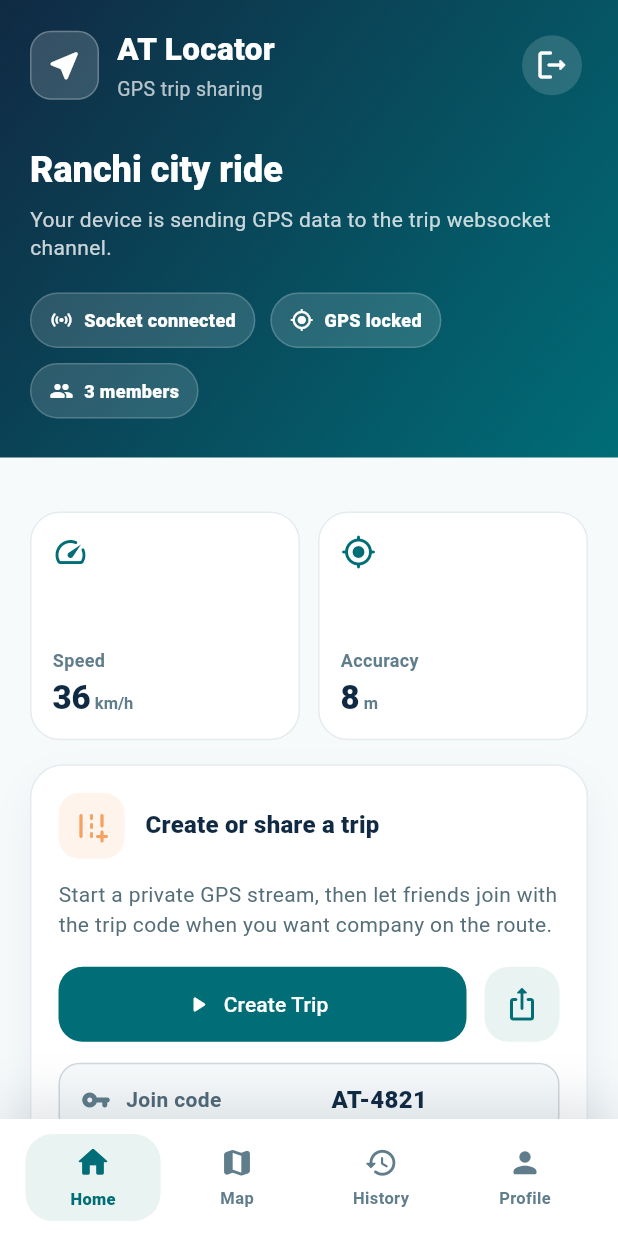
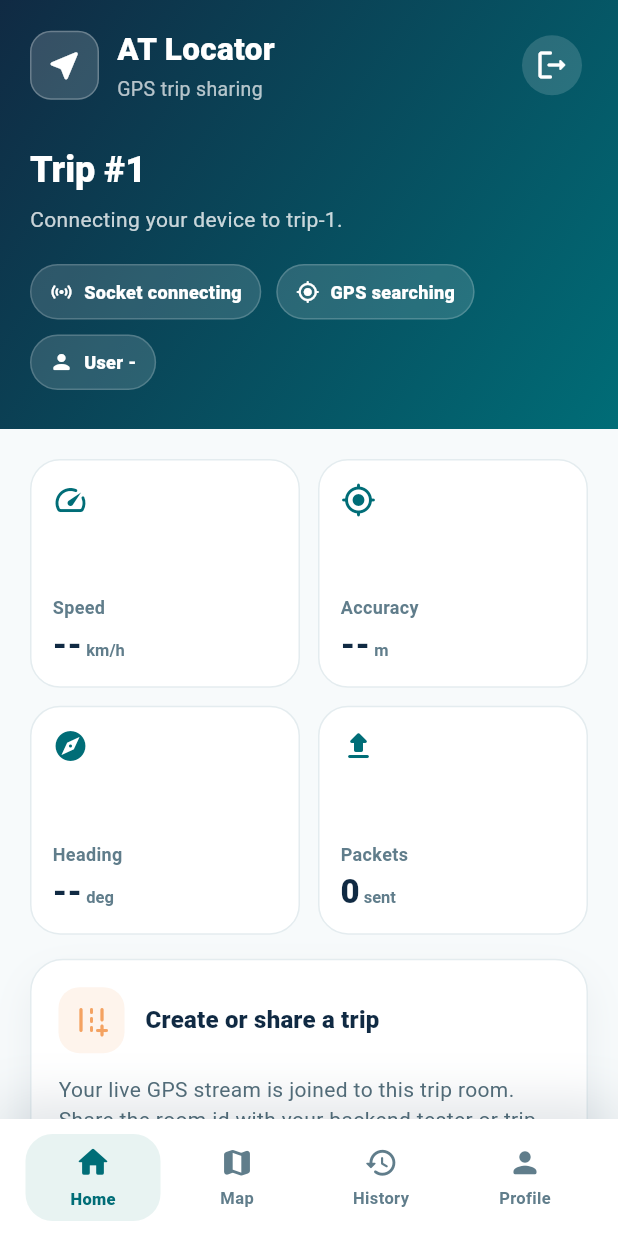
Before and after one commit to anighost1/at-locator-flutter, a Flutter app: the HomeScreen screen opened by its route, on a phone screen of 412 x 824 dp. Run offline on Flutter 3.47's test engine with Material 3 defaults, Android fonts, the phone set to English and light mode, and no system bars; our stand-ins replace flutter_map, flutter_secure_storage, geolocator, go_router, latlong2, socket_io_client; missing offline and left inert: flutter_map_animations; accounts and stored records are empty.

Commit message:
real home screen data instead of static ones

```diff
--- a/lib/features/home/presentation/home_screen.dart
+++ b/lib/features/home/presentation/home_screen.dart
@@ -8,24 +8,27 @@ import 'package:atlocator/features/location/location_socket_service.dart';
 class HomeScreen extends StatelessWidget {
   const HomeScreen({super.key});
 
-  static const _tripMembers = [
-    _TripMember("Arun", "Driver", "Live", Color(0xff2A9D8F)),
-    _TripMember("Meera", "Friend", "2 min ago", Color(0xffF4A261)),
-    _TripMember("Nikhil", "Friend", "Invited", Color(0xff8D99AE)),
+  @override
+  Widget build(BuildContext context) {
+    return ValueListenableBuilder<LocationSocketSnapshot>(
+      valueListenable: LocationSocketService.instance.snapshotNotifier,
+      builder: (context, snapshot, _) {
+        final members = [
+          _TripMember(
+            "User #${snapshot.userId ?? AuthSession.userId ?? "-"}",
+            "Current device",
+            snapshot.isConnected ? "Live" : "Offline",
+            snapshot.isConnected
+                ? const Color(0xff2A9D8F)
+                : const Color(0xff8D99AE),
+          ),
         ];
 
-  static const _packets = [
-    _GpsPacket("23.344315", "85.309562", "32 km/h", "Now"),
-    _GpsPacket("23.351220", "85.317184", "28 km/h", "1 min"),
-    _GpsPacket("23.360418", "85.325702", "24 km/h", "3 min"),
-  ];
-
-  @override
-  Widget build(BuildContext context) {
         return CustomScrollView(
           slivers: [
             SliverToBoxAdapter(
               child: _HomeHeader(
+                snapshot: snapshot,
                 onLogout: () async {
                   await LocationSocketService.instance.stop();
                   await AuthSession.clear();
@@ -38,26 +41,29 @@ class HomeScreen extends StatelessWidget {
               padding: const EdgeInsets.fromLTRB(20, 20, 20, 28),
               sliver: SliverList(
                 delegate: SliverChildListDelegate([
-              // const _ActiveTripCard(),
+                  _TelemetryGrid(snapshot: snapshot),
                   const SizedBox(height: 16),
-              const _TelemetryGrid(),
+                  _CreateTripPanel(snapshot: snapshot),
                   const SizedBox(height: 16),
-              const _CreateTripPanel(),
+                  _MembersPanel(members: members),
+                  if (snapshot.recentPackets.isNotEmpty) ...[
                     const SizedBox(height: 16),
-              _MembersPanel(members: _tripMembers),
-              const SizedBox(height: 16),
-              // _GpsPacketsPanel(packets: _packets),
+                    _GpsPacketsPanel(packets: snapshot.recentPackets),
+                  ],
                 ]),
               ),
             ),
           ],
         );
+      },
+    );
   }
 }
 
 class _HomeHeader extends StatelessWidget {
-  const _HomeHeader({required this.onLogout});
+  const _HomeHeader({required this.snapshot, required this.onLogout});
 
+  final LocationSocketSnapshot snapshot;
   final VoidCallback onLogout;
 
   @override
@@ -124,7 +130,7 @@ class _HomeHeader extends StatelessWidget {
           ),
           const SizedBox(height: 28),
           Text(
-            "Ranchi city ride",
+            "Trip #${snapshot.tripId}",
             style: Theme.of(context).textTheme.headlineSmall?.copyWith(
               color: Colors.white,
               fontWeight: FontWeight.w900,
@@ -132,7 +138,9 @@ class _HomeHeader extends StatelessWidget {
           ),
           const SizedBox(height: 8),
           Text(
-            "Your device is sending GPS data to the trip websocket channel.",
+            snapshot.isConnected
+                ? "Your device is sending GPS data to ${snapshot.roomId}."
+                : "Connecting your device to ${snapshot.roomId}.",
             style: TextStyle(
               color: Colors.white.withOpacity(.78),
               fontSize: 14,
@@ -143,13 +151,21 @@ class _HomeHeader extends StatelessWidget {
           Wrap(
             spacing: 10,
             runSpacing: 10,
-            children: const [
+            children: [
               _StatusPill(
                 icon: Icons.sensors_rounded,
-                label: "Socket connected",
+                label: snapshot.isConnected
+                    ? "Socket connected"
+                    : "Socket connecting",
               ),
-              _StatusPill(icon: Icons.gps_fixed_rounded, label: "GPS locked"),
-              _StatusPill(icon: Icons.group_rounded, label: "3 members"),
+              _StatusPill(
+                icon: Icons.gps_fixed_rounded,
+                label: snapshot.hasLocation ? "GPS locked" : "GPS searching",
+              ),
+              _StatusPill(
+                icon: Icons.person_rounded,
+                label: "User ${snapshot.userId ?? AuthSession.userId ?? "-"}",
+              ),
             ],
           ),
         ],
@@ -209,10 +225,14 @@ class _ActiveTripCard extends StatelessWidget {
 }
 
 class _TelemetryGrid extends StatelessWidget {
-  const _TelemetryGrid();
+  const _TelemetryGrid({required this.snapshot});
+
+  final LocationSocketSnapshot snapshot;
 
   @override
   Widget build(BuildContext context) {
+    final location = snapshot.latestLocation;
+
     return LayoutBuilder(
       builder: (context, constraints) {
         final crossAxisCount = constraints.maxWidth >= 720 ? 4 : 2;
@@ -223,31 +243,31 @@ class _TelemetryGrid extends StatelessWidget {
           shrinkWrap: true,
           physics: const NeverScrollableScrollPhysics(),
           childAspectRatio: 1.18,
-          children: const [
+          children: [
             _TelemetryCard(
               icon: Icons.speed_rounded,
               label: "Speed",
-              value: "36",
+              value: location?.speedKmh.toString() ?? "--",
               unit: "km/h",
             ),
             _TelemetryCard(
               icon: Icons.my_location_rounded,
               label: "Accuracy",
-              value: "8",
+              value: location?.accuracy.toString() ?? "--",
               unit: "m",
             ),
-            // _TelemetryCard(
-            //   icon: Icons.upload_rounded,
-            //   label: "Packets",
-            //   value: "1.2k",
-            //   unit: "sent",
-            // ),
-            // _TelemetryCard(
-            //   icon: Icons.battery_charging_full_rounded,
-            //   label: "Battery",
-            //   value: "82",
-            //   unit: "%",
-            // ),
+            _TelemetryCard(
+              icon: Icons.explore_rounded,
+              label: "Heading",
+              value: location?.heading.toString() ?? "--",
+              unit: "deg",
+            ),
+            _TelemetryCard(
+              icon: Icons.upload_rounded,
+              label: "Packets",
+              value: snapshot.recentPackets.length.toString(),
+              unit: "sent",
+            ),
           ],
         );
       },
@@ -256,7 +276,9 @@ class _TelemetryGrid extends StatelessWidget {
 }
 
 class _CreateTripPanel extends StatelessWidget {
-  const _CreateTripPanel();
+  const _CreateTripPanel({required this.snapshot});
+
+  final LocationSocketSnapshot snapshot;
 
   @override
   Widget build(BuildContext context) {
@@ -284,7 +306,7 @@ class _CreateTripPanel extends StatelessWidget {
           ),
           const SizedBox(height: 14),
           Text(
-            "Start a private GPS stream, then let friends join with the trip code when you want company on the route.",
+            "Your live GPS stream is joined to this trip room. Share the room id with your backend tester or trip members.",
             style: TextStyle(
               color: Colors.blueGrey.shade600,
               fontSize: 14,
@@ -360,7 +382,7 @@ class _CreateTripPanel extends StatelessWidget {
                 const SizedBox(width: 10),
                 const Expanded(
                   child: Text(
-                    "Join code",
+                    "Room id",
                     overflow: TextOverflow.ellipsis,
                     style: TextStyle(
                       color: Color(0xff526A78),
@@ -368,9 +390,9 @@ class _CreateTripPanel extends StatelessWidget {
                     ),
                   ),
                 ),
-                const Flexible(
+                Flexible(
                   child: Text(
-                    "AT-4821",
+                    snapshot.roomId,
                     textAlign: TextAlign.right,
                     overflow: TextOverflow.ellipsis,
                     style: TextStyle(
@@ -418,7 +440,7 @@ class _MembersPanel extends StatelessWidget {
 class _GpsPacketsPanel extends StatelessWidget {
   const _GpsPacketsPanel({required this.packets});
 
-  final List<_GpsPacket> packets;
+  final List<LocationTelemetry> packets;
 
   @override
   Widget build(BuildContext context) {
@@ -1062,7 +1084,7 @@ class _MemberRow extends StatelessWidget {
 class _PacketRow extends StatelessWidget {
   const _PacketRow({required this.packet});
 
-  final _GpsPacket packet;
+  final LocationTelemetry packet;
 
   @override
   Widget build(BuildContext context) {
@@ -1085,7 +1107,8 @@ class _PacketRow extends StatelessWidget {
               crossAxisAlignment: CrossAxisAlignment.start,
               children: [
                 Text(
-                  "${packet.latitude}, ${packet.longitude}",
+                  "${packet.latitude.toStringAsFixed(6)}, "
+                  "${packet.longitude.toStringAsFixed(6)}",
                   maxLines: 1,
                   overflow: TextOverflow.ellipsis,
                   style: const TextStyle(
@@ -1096,7 +1119,7 @@ class _PacketRow extends StatelessWidget {
                 ),
                 const SizedBox(height: 3),
                 Text(
-                  packet.speed,
+                  "${packet.speedKmh} km/h",
                   maxLines: 1,
                   overflow: TextOverflow.ellipsis,
                   style: TextStyle(
@@ -1111,7 +1134,7 @@ class _PacketRow extends StatelessWidget {
           ConstrainedBox(
             constraints: const BoxConstraints(maxWidth: 52),
             child: Text(
-              packet.time,
+              _timeLabel(packet.recordedAt),
               maxLines: 1,
               overflow: TextOverflow.ellipsis,
               style: TextStyle(
@@ -1125,6 +1148,16 @@ class _PacketRow extends StatelessWidget {
       ),
     );
   }
+
+  String _timeLabel(DateTime recordedAt) {
+    final age = DateTime.now().toUtc().difference(recordedAt);
+
+    if (age.inSeconds < 5) return "Now";
+    if (age.inSeconds < 60) return "${age.inSeconds}s";
+    if (age.inMinutes < 60) return "${age.inMinutes}m";
+
+    return "${age.inHours}h";
+  }
 }
 
 class _TripMember {
@@ -1135,12 +1168,3 @@ class _TripMember {
   final String status;
   final Color color;
 }
-
-class _GpsPacket {
-  const _GpsPacket(this.latitude, this.longitude, this.speed, this.time);
-
-  final String latitude;
-  final String longitude;
-  final String speed;
-  final String time;
-}
--- a/lib/features/location/location_socket_service.dart
+++ b/lib/features/location/location_socket_service.dart
@@ -1,5 +1,6 @@
 import 'dart:async';
 
+import 'package:flutter/foundation.dart';
 import 'package:geolocator/geolocator.dart';
 import 'package:socket_io_client/socket_io_client.dart' as io;
 
@@ -14,9 +15,15 @@ class LocationSocketService {
   io.Socket? _socket;
   StreamSubscription<Position>? _positionSubscription;
   bool _started = false;
+  LocationSocketSnapshot _snapshot = LocationSocketSnapshot.initial();
+
+  final ValueNotifier<LocationSocketSnapshot> snapshotNotifier = ValueNotifier(
+    LocationSocketSnapshot.initial(),
+  );
 
   bool get isStarted => _started;
   bool get isConnected => _socket?.connected ?? false;
+  LocationSocketSnapshot get snapshot => _snapshot;
 
   Future<void> start({
     int? userId,
@@ -29,6 +36,14 @@ class LocationSocketService {
     if (resolvedUserId == null) return;
 
     _started = true;
+    _updateSnapshot(
+      _snapshot.copyWith(
+        userId: resolvedUserId,
+        tripId: tripId,
+        roomId: roomId,
+        isStarted: true,
+      ),
+    );
     _connectSocket(roomId);
     await _startLocationUpdates(
       userId: resolvedUserId,
@@ -44,6 +59,7 @@ class LocationSocketService {
     _socket?.disconnect();
     _socket?.dispose();
     _socket = null;
+    _updateSnapshot(_snapshot.copyWith(isStarted: false, isConnected: false));
   }
 
   void _connectSocket(String roomId) {
@@ -59,8 +75,17 @@ class LocationSocketService {
 
     _socket = io.io(AppConfig.apiBaseUrl, options);
     _socket
-      ?..onConnect((_) => _joinRoom(roomId))
-      ..onReconnect((_) => _joinRoom(roomId))
+      ?..onConnect((_) {
+        _updateSnapshot(_snapshot.copyWith(isConnected: true));
+        _joinRoom(roomId);
+      })
+      ..onDisconnect((_) {
+        _updateSnapshot(_snapshot.copyWith(isConnected: false));
+      })
+      ..onReconnect((_) {
+        _updateSnapshot(_snapshot.copyWith(isConnected: true));
+        _joinRoom(roomId);
+      })
       ..connect();
   }
 
@@ -87,22 +112,29 @@ class LocationSocketService {
       distanceFilter: 5,
     );
 
+    try {
+      final position = await Geolocator.getCurrentPosition(
+        locationSettings: settings,
+      ).timeout(const Duration(seconds: 12));
+      _handlePosition(
+        position,
+        userId: userId,
+        tripId: tripId,
+        roomId: roomId,
+      );
+    } on Object {
+      // The stream below can still deliver a later location update.
+    }
+
     _positionSubscription =
         Geolocator.getPositionStream(locationSettings: settings).listen(
       (position) {
-        if (!_started || !isConnected) return;
-
-        _socket?.emit("location-update", {
-          "userId": userId,
-          "tripId": tripId,
-          "roomId": roomId,
-          "latitude": position.latitude,
-          "longitude": position.longitude,
-          "speed": _speedInKmh(position.speed),
-          "heading": _finiteOrZero(position.heading).round(),
-          "accuracy": _finiteOrZero(position.accuracy).round(),
-          "recordedAt": DateTime.now().toUtc().toIso8601String(),
-        });
+        _handlePosition(
+          position,
+          userId: userId,
+          tripId: tripId,
+          roomId: roomId,
+        );
       },
     );
   }
@@ -111,12 +143,139 @@ class LocationSocketService {
     _socket?.emit("join-room", roomId);
   }
 
-  int _speedInKmh(double metersPerSecond) {
+  void _updateSnapshot(LocationSocketSnapshot snapshot) {
+    _snapshot = snapshot;
+    snapshotNotifier.value = snapshot;
+  }
+
+  void _handlePosition(
+    Position position, {
+    required int userId,
+    required int tripId,
+    required String roomId,
+  }) {
+    if (!_started) return;
+
+    final telemetry = LocationTelemetry.fromPosition(position);
+    final packets = [telemetry, ..._snapshot.recentPackets].take(5).toList();
+
+    _updateSnapshot(
+      _snapshot.copyWith(
+        hasLocation: true,
+        latestLocation: telemetry,
+        recentPackets: packets,
+      ),
+    );
+
+    if (!isConnected) return;
+
+    _socket?.emit("location-update", {
+      "userId": userId,
+      "tripId": tripId,
+      "roomId": roomId,
+      "latitude": telemetry.latitude,
+      "longitude": telemetry.longitude,
+      "speed": telemetry.speedKmh,
+      "heading": telemetry.heading,
+      "accuracy": telemetry.accuracy,
+      "recordedAt": telemetry.recordedAt.toIso8601String(),
+    });
+  }
+}
+
+@immutable
+class LocationSocketSnapshot {
+  const LocationSocketSnapshot({
+    required this.isStarted,
+    required this.isConnected,
+    required this.hasLocation,
+    required this.userId,
+    required this.tripId,
+    required this.roomId,
+    required this.latestLocation,
+    required this.recentPackets,
+  });
+
+  factory LocationSocketSnapshot.initial() {
+    return const LocationSocketSnapshot(
+      isStarted: false,
+      isConnected: false,
+      hasLocation: false,
+      userId: null,
+      tripId: AppConfig.activeTripId,
+      roomId: AppConfig.activeTripRoomId,
+      latestLocation: null,
+      recentPackets: [],
+    );
+  }
+
+  final bool isStarted;
+  final bool isConnected;
+  final bool hasLocation;
+  final int? userId;
+  final int tripId;
+  final String roomId;
+  final LocationTelemetry? latestLocation;
+  final List<LocationTelemetry> recentPackets;
+
+  LocationSocketSnapshot copyWith({
+    bool? isStarted,
+    bool? isConnected,
+    bool? hasLocation,
+    int? userId,
+    int? tripId,
+    String? roomId,
+    LocationTelemetry? latestLocation,
+    List<LocationTelemetry>? recentPackets,
+  }) {
+    return LocationSocketSnapshot(
+      isStarted: isStarted ?? this.isStarted,
+      isConnected: isConnected ?? this.isConnected,
+      hasLocation: hasLocation ?? this.hasLocation,
+      userId: userId ?? this.userId,
+      tripId: tripId ?? this.tripId,
+      roomId: roomId ?? this.roomId,
+      latestLocation: latestLocation ?? this.latestLocation,
+      recentPackets: recentPackets ?? this.recentPackets,
+    );
+  }
+}
+
+@immutable
+class LocationTelemetry {
+  const LocationTelemetry({
+    required this.latitude,
+    required this.longitude,
+    required this.speedKmh,
+    required this.heading,
+    required this.accuracy,
+    required this.recordedAt,
+  });
+
+  factory LocationTelemetry.fromPosition(Position position) {
+    return LocationTelemetry(
+      latitude: position.latitude,
+      longitude: position.longitude,
+      speedKmh: _speedInKmh(position.speed),
+      heading: _finiteOrZero(position.heading).round(),
+      accuracy: _finiteOrZero(position.accuracy).round(),
+      recordedAt: DateTime.now().toUtc(),
+    );
+  }
+
+  final double latitude;
+  final double longitude;
+  final int speedKmh;
+  final int heading;
+  final int accuracy;
+  final DateTime recordedAt;
+
+  static int _speedInKmh(double metersPerSecond) {
     final speed = _finiteOrZero(metersPerSecond);
     return (speed * 3.6).round();
   }
 
-  double _finiteOrZero(double value) {
+  static double _finiteOrZero(double value) {
     if (value.isFinite && value > 0) return value;
     return 0;
   }
```
Lines whose indentation alone changed are shown as unchanged.
